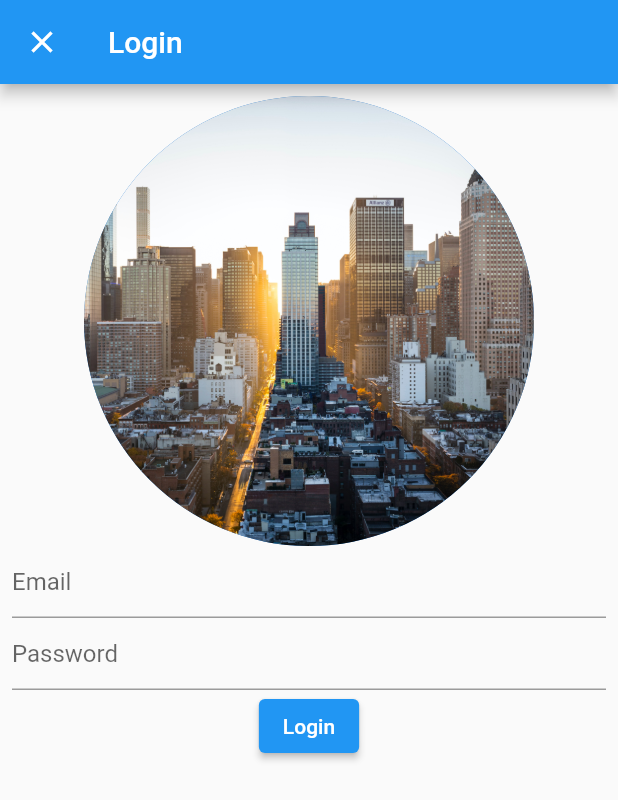
After one commit to stefan-dimitrovski/Home-Buddy, a Flutter app: the screen it shows after launch, after a tap on "Login", on a phone screen of 412 x 824 dp. The commit adds this screen. Shown: the top 800 px of the screen. Run offline on Flutter 3.47's test engine with Material 2 defaults, Android fonts, the phone set to English and light mode, and no system bars; our stand-ins replace firebase_auth, firebase_core; accounts and stored records are empty; network calls fail.

Commit message:
implemented login functionality

```diff
--- a/Domasna2/lib/screens/home_screen.dart
+++ b/Domasna2/lib/screens/home_screen.dart
@@ -1,5 +1,7 @@
 import 'package:flutter/material.dart';
+import 'package:home_buddy_app/screens/login_screen.dart';
 import 'package:home_buddy_app/screens/register_screen.dart';
+import 'package:home_buddy_app/view_models/login_view_model.dart';
 import 'package:home_buddy_app/view_models/register_view_model.dart';
 import 'package:provider/provider.dart';
 
@@ -13,6 +15,46 @@ class MyHomePage extends StatefulWidget {
 }
 
 class _MyHomePageState extends State<MyHomePage> {
+  bool _isSignedIn = false;
+
+  @override
+  void initState() {
+    super.initState();
+    _populateAllListings();
+  }
+
+  void _populateAllListings() async {}
+
+  void _navigateToRegisterPage(BuildContext context) async {
+    Navigator.push(
+      context,
+      MaterialPageRoute(
+          builder: (context) => ChangeNotifierProvider(
+              create: (context) => RegisterViewModel(), child: RegisterPage()),
+          fullscreenDialog: true),
+    );
+  }
+
+  void _navigateTLoginPage(BuildContext context) async {
+    Navigator.push(
+      context,
+      MaterialPageRoute(
+          builder: (context) => ChangeNotifierProvider(
+              create: (context) => LoginViewModel(), child: LoginPage()),
+          fullscreenDialog: true),
+    );
+  }
+
+  // void _navigateToMyListings(BuildContext context) {
+  //   Navigator.push(
+  //       context, MaterialPageRoute(builder: (context) => MyListingsPage()));
+  // }
+
+  // void _navigateToAddListingPage(BuildContext context) async {
+  //   Navigator.push(
+  //       context, MaterialPageRoute(builder: (context) => AddListingPage()));
+  // }
+
   @override
   Widget build(BuildContext context) {
     return Scaffold(
@@ -29,19 +71,15 @@ class _MyHomePageState extends State<MyHomePage> {
                 _navigateToRegisterPage(context);
               },
             ),
+            ElevatedButton(
+              child: const Text('Login'),
+              onPressed: () {
+                _navigateTLoginPage(context);
+              },
+            ),
           ],
         ),
       ),
     );
   }
 }
-
-void _navigateToRegisterPage(BuildContext context) async {
-  Navigator.push(
-    context,
-    MaterialPageRoute(
-        builder: (context) => ChangeNotifierProvider(
-            create: (context) => RegisterViewModel(), child: RegisterPage()),
-        fullscreenDialog: true),
-  );
-}
--- /dev/null
+++ b/Domasna2/lib/screens/login_screen.dart
@@ -0,0 +1,87 @@
+import 'package:flutter/material.dart';
+import 'package:home_buddy_app/view_models/login_view_model.dart';
+import 'package:provider/provider.dart';
+
+class LoginPage extends StatelessWidget {
+  LoginPage({Key? key}) : super(key: key);
+
+  final _formKey = GlobalKey<FormState>();
+  final _emailController = TextEditingController();
+  final _passwordController = TextEditingController();
+
+  late final LoginViewModel _loginViewModel;
+
+  Future<bool> _loginUser(BuildContext context) async {
+    final email = _emailController.text;
+    final password = _passwordController.text;
+
+    bool isLoggedIn = await _loginViewModel.login(email, password);
+    if (isLoggedIn) {
+      Navigator.pop(context, true);
+    }
+
+    return isLoggedIn;
+  }
+
+  @override
+  Widget build(BuildContext context) {
+    _loginViewModel = Provider.of<LoginViewModel>(context);
+
+    return WillPopScope(
+      onWillPop: () {
+        Navigator.pop(context, false);
+        return Future<bool>.value(false);
+      },
+      child: Scaffold(
+        appBar: AppBar(title: const Text("Login")),
+        body: Padding(
+          padding: const EdgeInsets.all(8.0),
+          child: SingleChildScrollView(
+            child: Form(
+              key: _formKey,
+              child: Column(
+                children: [
+                  const CircleAvatar(
+                    maxRadius: 150,
+                    backgroundImage: AssetImage('assets/images/city_care.jpg'),
+                  ),
+                  TextFormField(
+                    controller: _emailController,
+                    validator: (value) {
+                      if (value!.isEmpty) {
+                        return "Email is required!";
+                      }
+                      return null;
+                    },
+                    decoration: const InputDecoration(hintText: "Email"),
+                  ),
+                  TextFormField(
+                    controller: _passwordController,
+                    obscureText: true,
+                    validator: (value) {
+                      if (value!.isEmpty) {
+                        return "Password is required!";
+                      }
+                      return null;
+                    },
+                    decoration: const InputDecoration(hintText: "Password"),
+                  ),
+                  ElevatedButton(
+                    child: const Text("Login"),
+                    onPressed: () {
+                      _loginUser(context);
+                    },
+                  ),
+                  Text(
+                    _loginViewModel.message,
+                    style: const TextStyle(color: Colors.red),
+                  ),
+                ],
+              ),
+            ),
+          ),
+        ),
+      ),
+    );
+  }
+}
--- a/Domasna2/lib/screens/register_screen.dart
+++ b/Domasna2/lib/screens/register_screen.dart
@@ -10,7 +10,7 @@ class RegisterPage extends StatelessWidget {
   final _emailController = TextEditingController();
   final _passwordController = TextEditingController();
 
-  late final RegisterViewModel _registerViewModel;
+  late RegisterViewModel _registerViewModel;
 
   Future<bool> _registerUser(BuildContext context) async {
     bool isRegistered = false;
--- /dev/null
+++ b/Domasna2/lib/view_models/login_view_model.dart
@@ -0,0 +1,26 @@
+import 'package:firebase_auth/firebase_auth.dart';
+import 'package:flutter/material.dart';
+
+class LoginViewModel extends ChangeNotifier {
+  String message = "";
+
+  Future<bool> login(String email, String password) async {
+    bool isLoggedIn = false;
+
+    try {
+      final userCredential = await FirebaseAuth.instance
+          .signInWithEmailAndPassword(email: email, password: password);
+      isLoggedIn = userCredential != null;
+    } on FirebaseAuthException catch (e) {
+      if (e.code == 'user-not-found') {
+        message = 'User not found';
+      } else if (e.code == 'wrong-password') {
+        message = 'Wrong password';
+      }
+      notifyListeners();
+    } catch (e) {
+      print(e);
+    }
+    return isLoggedIn;
+  }
+}
```
